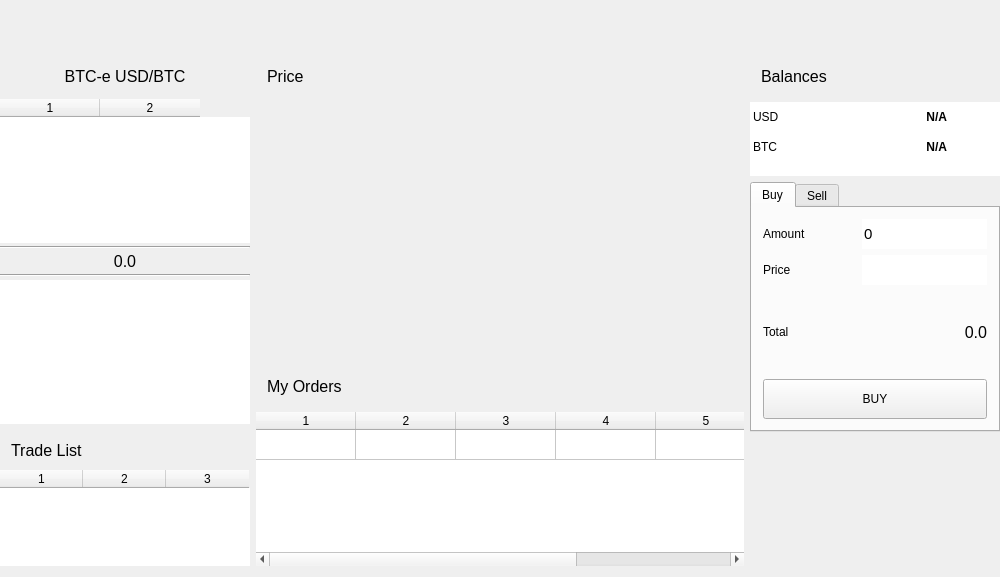
First picture: the form in src/mainwindow.ui, repository MuesliReep/TradeDeck, before the edit.
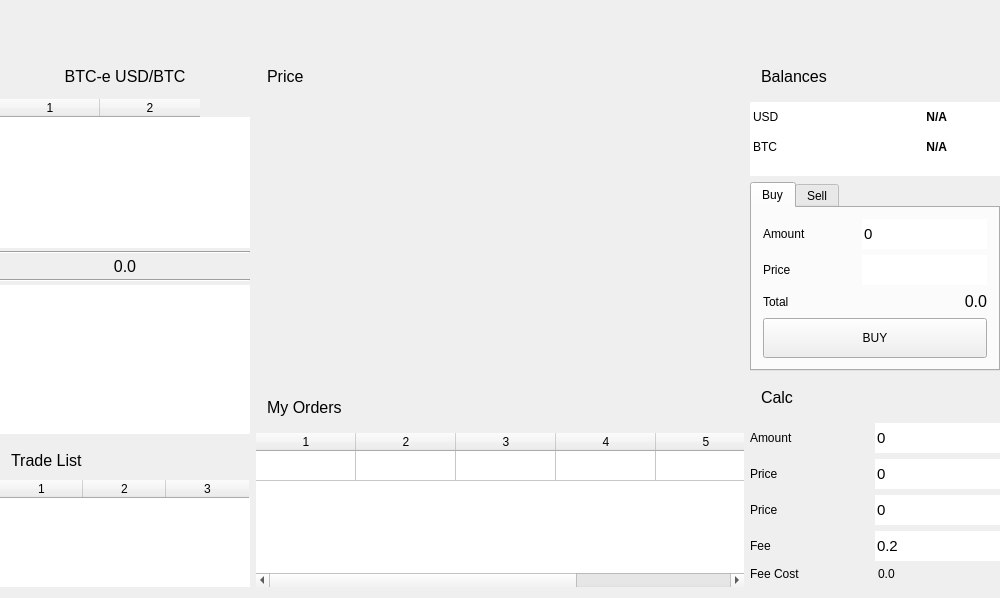
Second picture: the form after the edit. Custom widgets are drawn as their Qt base class.

Commit message: Added Trade Calc

```diff
--- a/src/mainwindow.ui
+++ b/src/mainwindow.ui
@@ -1117,6 +1117,290 @@
           </layout>
          </widget>
         </item>
+
+
+
+
+
+
+
+                <item>
+                  <widget class="QWidget" name="calcWidget" native="true">
+                    <property name="minimumSize">
+                      <size>
+                        <width>250</width>
+                        <height>0</height>
+                      </size>
+                    </property>
+                    <property name="maximumSize">
+                      <size>
+                        <width>250</width>
+                        <height>250</height>
+                      </size>
+                    </property>
+                    <property name="autoFillBackground">
+                      <bool>true</bool>
+                    </property>
+                    <layout class="QVBoxLayout" name="verticalLayoutCalc">
+                      <property name="leftMargin">
+                        <number>0</number>
+                      </property>
+                      <property name="topMargin">
+                        <number>0</number>
+                      </property>
+                      <property name="rightMargin">
+                        <number>0</number>
+                      </property>
+                      <property name="bottomMargin">
+                        <number>0</number>
+                      </property>
+                      <item>
+                        <widget class="QWidget" name="calcWidgetHeader" native="true">
+                          <property name="minimumSize">
+                            <size>
+                              <width>0</width>
+                              <height>40</height>
+                            </size>
+                          </property>
+                          <property name="maximumSize">
+                            <size>
+                              <width>16777215</width>
+                              <height>40</height>
+                            </size>
+                          </property>
+                          <property name="autoFillBackground">
+                            <bool>true</bool>
+                          </property>
+                          <layout class="QVBoxLayout" name="verticalLayoutCalcHeader">
+                            <item>
+                              <widget class="QLabel" name="labelCalcHeader">
+                                <property name="font">
+                                  <font>
+                                    <pointsize>12</pointsize>
+                                    <weight>50</weight>
+                                    <bold>false</bold>
+                                  </font>
+                                </property>
+                                <property name="text">
+                                  <string>Calc</string>
+                                </property>
+                                <property name="alignment">
+                                  <set>Qt::AlignLeading|Qt::AlignLeft|Qt::AlignVCenter</set>
+                                </property>
+                              </widget>
+                            </item>
+                          </layout>
+                        </widget>
+                      </item>
+
+
+                      <item>
+                        <layout class="QHBoxLayout" name="HorizontalLayoutCalc1">
+                          <item>
+                            <widget class="QLabel" name="labelCalcSellAmount">
+                              <property name="text">
+                                <string>Amount</string>
+                              </property>
+                              <property name="alignment">
+                                <set>Qt::AlignLeading|Qt::AlignLeft|Qt::AlignVCenter</set>
+                              </property>
+                            </widget>
+                          </item>
+                          <item>
+                            <widget class="QLineEdit" name="lineEditCalcSellAmount">
+                              <property name="minimumSize">
+                                <size>
+                                  <width>0</width>
+                                  <height>30</height>
+                                </size>
+                              </property>
+                              <property name="maximumSize">
+                                <size>
+                                  <width>125</width>
+                                  <height>30</height>
+                                </size>
+                              </property>
+                              <property name="font">
+                                <font>
+                                  <pointsize>11</pointsize>
+                                </font>
+                              </property>
+                              <property name="text">
+                                <string>0</string>
+                              </property>
+                              <property name="frame">
+                                <bool>false</bool>
+                              </property>
+                            </widget>
+                          </item>
+                        </layout>
+                      </item>
+
+
+                      <item>
+                        <layout class="QHBoxLayout" name="HorizontalLayoutCalc2">
+                          <item>
+                            <widget class="QLabel" name="labelCalcSellPrice">
+                              <property name="text">
+                                <string>Price</string>
+                              </property>
+                              <property name="alignment">
+                                <set>Qt::AlignLeading|Qt::AlignLeft|Qt::AlignVCenter</set>
+                              </property>
+                            </widget>
+                          </item>
+                          <item>
+                            <widget class="QLineEdit" name="lineEditCalcSellPrice">
+                              <property name="minimumSize">
+                                <size>
+                                  <width>0</width>
+                                  <height>30</height>
+                                </size>
+                              </property>
+                              <property name="maximumSize">
+                                <size>
+                                  <width>125</width>
+                                  <height>30</height>
+                                </size>
+                              </property>
+                              <property name="font">
+                                <font>
+                                  <pointsize>11</pointsize>
+                                </font>
+                              </property>
+                              <property name="text">
+                                <string>0</string>
+                              </property>
+                              <property name="frame">
+                                <bool>false</bool>
+                              </property>
+                            </widget>
+                          </item>
+                        </layout>
+                      </item>
+
+
+                      <item>
+                        <layout class="QHBoxLayout" name="HorizontalLayoutCalc3">
+                          <item>
+                            <widget class="QLabel" name="labelCalcSellTotal">
+                              <property name="text">
+                                <string>Price</string>
+                              </property>
+                              <property name="alignment">
+                                <set>Qt::AlignLeading|Qt::AlignLeft|Qt::AlignVCenter</set>
+                              </property>
+                            </widget>
+                          </item>
+                          <item>
+                            <widget class="QLineEdit" name="lineEditCalcSellTotal">
+                              <property name="minimumSize">
+                                <size>
+                                  <width>0</width>
+                                  <height>30</height>
+                                </size>
+                              </property>
+                              <property name="maximumSize">
+                                <size>
+                                  <width>125</width>
+                                  <height>30</height>
+                                </size>
+                              </property>
+                              <property name="font">
+                                <font>
+                                  <pointsize>11</pointsize>
+                                </font>
+                              </property>
+                              <property name="text">
+                                <string>0</string>
+                              </property>
+                              <property name="frame">
+                                <bool>false</bool>
+                              </property>
+                            </widget>
+                          </item>
+                        </layout>
+                      </item>
+
+
+                      <item>
+                        <layout class="QHBoxLayout" name="HorizontalLayoutCalc4">
+                          <item>
+                            <widget class="QLabel" name="labelCalcFee">
+                              <property name="text">
+                                <string>Fee</string>
+                              </property>
+                              <property name="alignment">
+                                <set>Qt::AlignLeading|Qt::AlignLeft|Qt::AlignVCenter</set>
+                              </property>
+                            </widget>
+                          </item>
+                          <item>
+                            <widget class="QLineEdit" name="lineEditCalcFee">
+                              <property name="minimumSize">
+                                <size>
+                                  <width>0</width>
+                                  <height>30</height>
+                                </size>
+                              </property>
+                              <property name="maximumSize">
+                                <size>
+                                  <width>125</width>
+                                  <height>30</height>
+                                </size>
+                              </property>
+                              <property name="font">
+                                <font>
+                                  <pointsize>11</pointsize>
+                                </font>
+                              </property>
+                              <property name="text">
+                                <string>0.2</string>
+                              </property>
+                              <property name="frame">
+                                <bool>false</bool>
+                              </property>
+                            </widget>
+                          </item>
+                        </layout>
+                      </item>
+
+
+                      <item>
+                        <layout class="QHBoxLayout" name="HorizontalLayoutCalc5">
+                          <item>
+                            <widget class="QLabel" name="labelCalcFeeCost">
+                              <property name="text">
+                                <string>Fee Cost</string>
+                              </property>
+                              <property name="alignment">
+                                <set>Qt::AlignLeading|Qt::AlignLeft|Qt::AlignVCenter</set>
+                              </property>
+                            </widget>
+                          </item>
+                          <item>
+                            <widget class="QLabel" name="labelCalcFeeCostAmount">
+                              <property name="text">
+                                <string>0.0</string>
+                              </property>
+                              <property name="alignment">
+                                <set>Qt::AlignLeading|Qt::AlignLeft|Qt::AlignVCenter</set>
+                              </property>
+                            </widget>
+                          </item>
+                        </layout>
+                      </item>
+
+
+                    </layout>
+                  </widget>
+                </item>
+
+
+
+
+
+
         <item>
          <widget class="QWidget" name="widgetFiller" native="true"/>
         </item>
```
Lines whose indentation alone changed are shown as unchanged. The commit also changes 2 other files.
